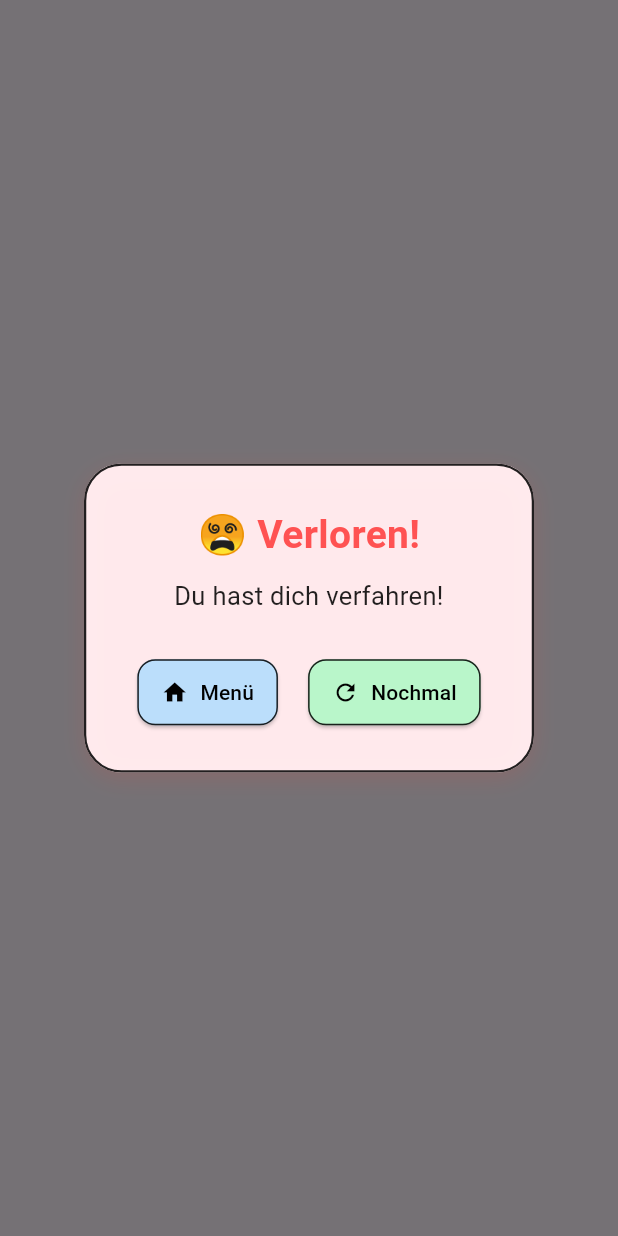
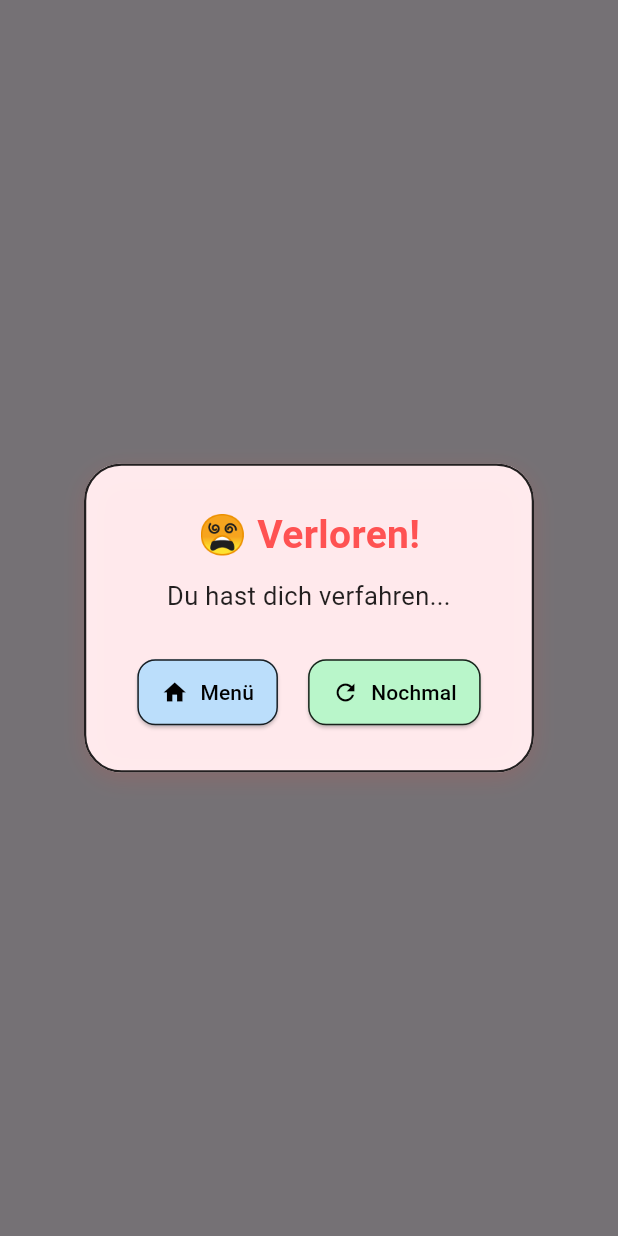
Before and after one commit to Ljuelch/Police-Street-Game, a Flutter app: what showLossDialog() shows on an empty page, opened directly with empty values, on a phone screen of 412 x 824 dp. Run offline on Flutter 3.47's test engine with Material 3 defaults, Android fonts, the light colour scheme and no system bars; our stand-ins replace flutter_dotenv, flutter_map, flutter_svg, latlong2.

Commit message:
new: win/los menu

```diff
--- a/lib/ui/widgets/game_dialogs.dart
+++ b/lib/ui/widgets/game_dialogs.dart
@@ -36,7 +36,7 @@ Future<void> showLossDialog(BuildContext context, VoidCallback onRetry) {
             ),
             const SizedBox(height: 10),
             const Text(
-              "Du hast dich verfahren!",
+              "Du hast dich verfahren...",
               textAlign: TextAlign.center,
               style: TextStyle(
                 fontSize: 17,
```
